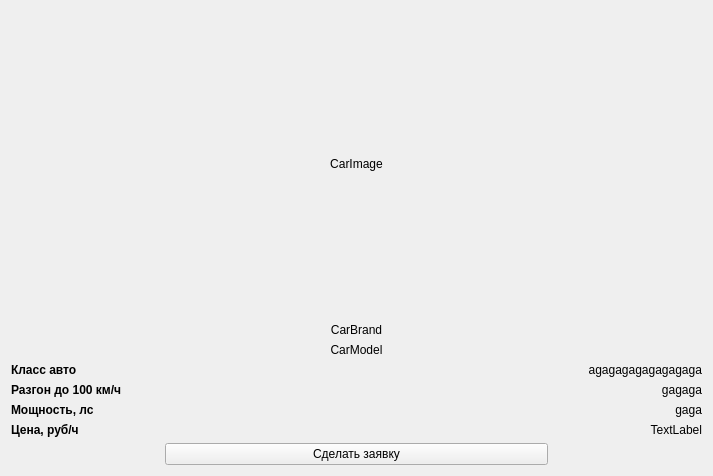
Before: the Qt Designer form ViewModels/MainApplicationViewModels/NestedViewModels/CarCard/carcardviewmodel.ui in SisAdminNsk/CarRentalClient, drawn with Qt 5.
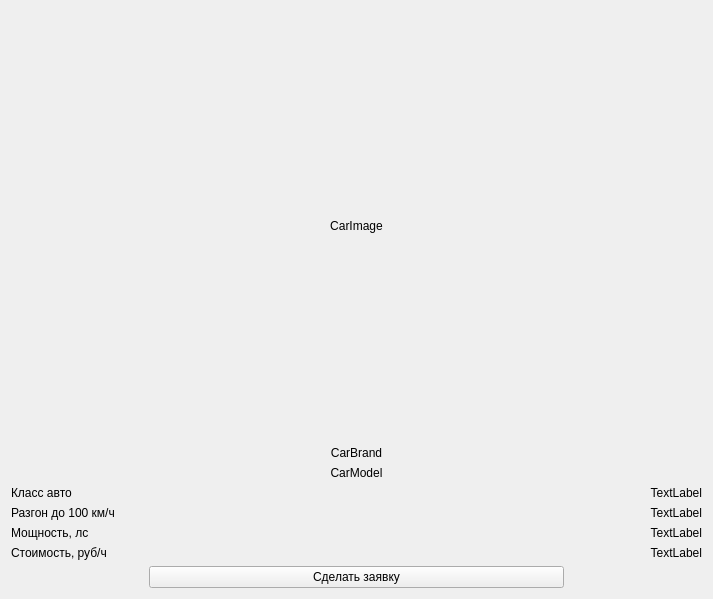
After: the same form once the commit is applied.

```diff
--- a/ViewModels/MainApplicationViewModels/NestedViewModels/CarCard/carcardviewmodel.ui
+++ b/ViewModels/MainApplicationViewModels/NestedViewModels/CarCard/carcardviewmodel.ui
@@ -7,43 +7,25 @@
     <x>0</x>
     <y>0</y>
     <width>713</width>
-    <height>476</height>
+    <height>599</height>
    </rect>
   </property>
   <property name="windowTitle">
    <string>Form</string>
   </property>
-  <layout class="QVBoxLayout" name="verticalLayout_2">
-   <item>
-    <layout class="QVBoxLayout" name="verticalLayout" stretch="1,0,0,0">
-     <item>
-      <layout class="QHBoxLayout" name="horizontalLayout_2">
+  <layout class="QVBoxLayout" name="verticalLayout_2" stretch="2,0,0,0,0">
        <item>
         <widget class="QLabel" name="carImage">
-         <property name="sizePolicy">
-          <sizepolicy hsizetype="Expanding" vsizetype="Expanding">
-           <horstretch>0</horstretch>
-           <verstretch>0</verstretch>
-          </sizepolicy>
-         </property>
-         <property name="frameShape">
-          <enum>QFrame::NoFrame</enum>
-         </property>
          <property name="text">
           <string>CarImage</string>
          </property>
          <property name="alignment">
-          <set>Qt::AlignCenter</set>
-         </property>
-        </widget>
-       </item>
-      </layout>
+      <set>Qt::AlignmentFlag::AlignCenter</set>
+     </property>
+    </widget>
      </item>
      <item>
       <widget class="QLabel" name="carBrandName">
-       <property name="frameShape">
-        <enum>QFrame::NoFrame</enum>
-       </property>
        <property name="text">
         <string>CarBrand</string>
        </property>
@@ -52,8 +34,6 @@
        </property>
       </widget>
      </item>
-     <item>
-      <layout class="QHBoxLayout" name="horizontalLayout_3">
        <item>
         <widget class="QLabel" name="carModelName">
          <property name="text">
@@ -64,18 +44,10 @@
          </property>
         </widget>
        </item>
-      </layout>
-     </item>
      <item>
-      <layout class="QFormLayout" name="formLayout">
+    <layout class="QFormLayout" name="formLayout_2">
        <item row="0" column="0">
-        <widget class="QLabel" name="label">
-         <property name="styleSheet">
-          <string notr="true">QLabel{
-	font-size: 9pt;
-	font-weight: 800;
-}</string>
-         </property>
+      <widget class="QLabel" name="label_8">
          <property name="text">
           <string>Класс авто</string>
          </property>
@@ -84,7 +56,7 @@
        <item row="0" column="1">
         <widget class="QLabel" name="carClass">
          <property name="text">
-          <string>agagagagagagagaga</string>
+        <string>TextLabel</string>
          </property>
          <property name="alignment">
           <set>Qt::AlignRight|Qt::AlignTrailing|Qt::AlignVCenter</set>
@@ -92,13 +64,7 @@
         </widget>
        </item>
        <item row="1" column="0">
-        <widget class="QLabel" name="label_3">
-         <property name="styleSheet">
-          <string notr="true">QLabel{
-	font-size: 9pt;
-	font-weight: 800;
-}</string>
-         </property>
+      <widget class="QLabel" name="label_10">
          <property name="text">
           <string>Разгон до 100 км/ч</string>
          </property>
@@ -107,7 +73,7 @@
        <item row="1" column="1">
         <widget class="QLabel" name="carAcseleration">
          <property name="text">
-          <string>gagaga</string>
+        <string>TextLabel</string>
          </property>
          <property name="alignment">
           <set>Qt::AlignRight|Qt::AlignTrailing|Qt::AlignVCenter</set>
@@ -115,13 +81,7 @@
         </widget>
        </item>
        <item row="2" column="0">
-        <widget class="QLabel" name="label_5">
-         <property name="styleSheet">
-          <string notr="true">QLabel{
-	font-size: 9pt;
-	font-weight: 800;
-}</string>
-         </property>
+      <widget class="QLabel" name="label_12">
          <property name="text">
           <string>Мощность, лс</string>
          </property>
@@ -130,7 +90,7 @@
        <item row="2" column="1">
         <widget class="QLabel" name="carPower">
          <property name="text">
-          <string>gaga</string>
+        <string>TextLabel</string>
          </property>
          <property name="alignment">
           <set>Qt::AlignRight|Qt::AlignTrailing|Qt::AlignVCenter</set>
@@ -138,15 +98,9 @@
         </widget>
        </item>
        <item row="3" column="0">
-        <widget class="QLabel" name="label_7">
-         <property name="styleSheet">
-          <string notr="true">QLabel{
-	font-size: 9pt;
-	font-weight: 800;
-}</string>
-         </property>
+      <widget class="QLabel" name="label_14">
          <property name="text">
-          <string>Цена, руб/ч</string>
+        <string>Стоимость, руб/ч</string>
          </property>
         </widget>
        </item>
@@ -162,10 +116,8 @@
        </item>
       </layout>
      </item>
-    </layout>
-   </item>
    <item>
-    <layout class="QHBoxLayout" name="horizontalLayout" stretch="2,5,2">
+    <layout class="QHBoxLayout" name="horizontalLayout_7" stretch="1,3,1">
      <item>
       <spacer name="horizontalSpacer_2">
        <property name="orientation">
```
Left out of the diff: 20 changed lines with no effect on the pictures. Lines whose indentation alone changed are shown as unchanged.
